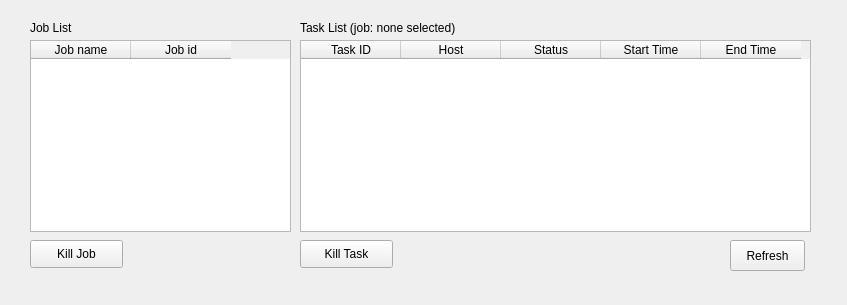
Qt form Ui_JobListTest.ui (CogswellProjectHydra/githubHydraRepo) before a commit.
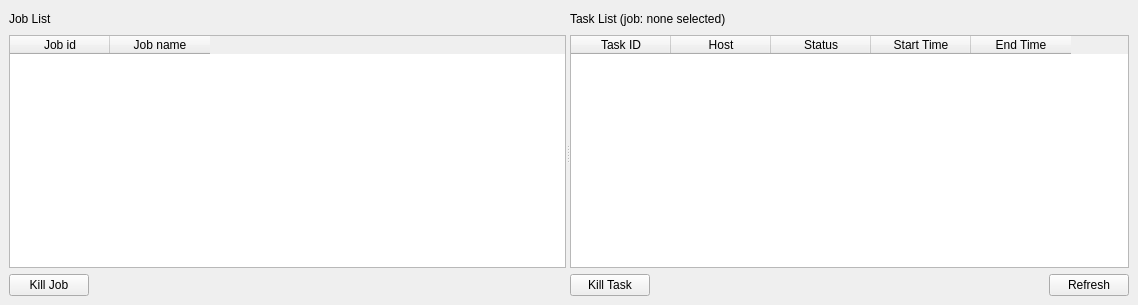
The same form after that commit.

Commit message: JobListTest refreshing job pane on init.

```diff
--- a/Ui_JobListTest.ui
+++ b/Ui_JobListTest.ui
@@ -6,7 +6,7 @@
    <rect>
     <x>0</x>
     <y>0</y>
-    <width>847</width>
+    <width>1138</width>
     <height>305</height>
    </rect>
   </property>
@@ -14,15 +14,16 @@
    <string>MainWindow</string>
   </property>
   <widget class="QWidget" name="centralwidget">
+   <layout class="QGridLayout" name="gridLayout_3">
+    <item row="0" column="0">
+     <widget class="QSplitter" name="splitter">
+      <property name="orientation">
+       <enum>Qt::Horizontal</enum>
+      </property>
+      <widget class="QWidget" name="">
+       <layout class="QGridLayout" name="gridLayout">
+        <item row="0" column="0">
    <widget class="QLabel" name="jobTableLabel">
-    <property name="geometry">
-     <rect>
-      <x>30</x>
-      <y>20</y>
-      <width>53</width>
-      <height>16</height>
-     </rect>
-    </property>
     <property name="text">
      <string>Job List</string>
     </property>
@@ -30,35 +31,83 @@
      <cstring>jobTable</cstring>
     </property>
    </widget>
+        </item>
+        <item row="0" column="1" colspan="2">
+         <spacer name="horizontalSpacer">
+          <property name="orientation">
+           <enum>Qt::Horizontal</enum>
+          </property>
+          <property name="sizeHint" stdset="0">
+           <size>
+            <width>40</width>
+            <height>20</height>
+           </size>
+          </property>
+         </spacer>
+        </item>
+        <item row="1" column="0" colspan="3">
    <widget class="QTableWidget" name="jobTable">
-    <property name="geometry">
-     <rect>
-      <x>30</x>
-      <y>40</y>
-      <width>261</width>
-      <height>192</height>
-     </rect>
-    </property>
-    <column>
-     <property name="text">
-      <string>Job name</string>
-     </property>
-    </column>
     <column>
      <property name="text">
       <string>Job id</string>
      </property>
     </column>
-   </widget>
+          <column>
+           <property name="text">
+            <string>Job name</string>
+           </property>
+          </column>
+         </widget>
+        </item>
+        <item row="2" column="0" colspan="2">
+         <widget class="QPushButton" name="killJobButton">
+          <property name="text">
+           <string>Kill Job</string>
+          </property>
+         </widget>
+        </item>
+        <item row="2" column="2">
+         <spacer name="horizontalSpacer_2">
+          <property name="orientation">
+           <enum>Qt::Horizontal</enum>
+          </property>
+          <property name="sizeHint" stdset="0">
+           <size>
+            <width>40</width>
+            <height>20</height>
+           </size>
+          </property>
+         </spacer>
+        </item>
+       </layout>
+      </widget>
+      <widget class="QWidget" name="">
+       <layout class="QGridLayout" name="gridLayout_2">
+        <item row="0" column="0" colspan="2">
+         <widget class="QLabel" name="taskTableLabel">
+          <property name="text">
+           <string>Task List (job: none selected)</string>
+          </property>
+          <property name="buddy">
+           <cstring>jobTable</cstring>
+          </property>
+         </widget>
+        </item>
+        <item row="0" column="2">
+         <spacer name="horizontalSpacer_3">
+          <property name="orientation">
+           <enum>Qt::Horizontal</enum>
+          </property>
+          <property name="sizeHint" stdset="0">
+           <size>
+            <width>40</width>
+            <height>20</height>
+           </size>
+          </property>
+         </spacer>
+        </item>
+        <item row="1" column="0" colspan="4">
    <widget class="QTableWidget" name="taskTable">
-    <property name="geometry">
-     <rect>
-      <x>300</x>
-      <y>40</y>
-      <width>511</width>
-      <height>192</height>
-     </rect>
-    </property>
     <column>
      <property name="text">
       <string>Task ID</string>
@@ -85,61 +134,39 @@
      </property>
     </column>
    </widget>
-   <widget class="QLabel" name="taskTableLabel">
-    <property name="geometry">
-     <rect>
-      <x>300</x>
-      <y>20</y>
-      <width>511</width>
-      <height>16</height>
-     </rect>
-    </property>
-    <property name="text">
-     <string>Task List (job: none selected)</string>
-    </property>
-    <property name="buddy">
-     <cstring>jobTable</cstring>
-    </property>
-   </widget>
-   <widget class="QPushButton" name="killJobButton">
-    <property name="geometry">
-     <rect>
-      <x>30</x>
-      <y>240</y>
-      <width>93</width>
-      <height>28</height>
-     </rect>
-    </property>
-    <property name="text">
-     <string>Kill Job</string>
-    </property>
-   </widget>
+        </item>
+        <item row="2" column="0">
    <widget class="QPushButton" name="killTaskButton">
-    <property name="geometry">
-     <rect>
-      <x>300</x>
-      <y>240</y>
-      <width>93</width>
-      <height>28</height>
-     </rect>
-    </property>
     <property name="text">
      <string>Kill Task</string>
     </property>
    </widget>
+        </item>
+        <item row="2" column="1">
+         <spacer name="horizontalSpacer_4">
+          <property name="orientation">
+           <enum>Qt::Horizontal</enum>
+          </property>
+          <property name="sizeHint" stdset="0">
+           <size>
+            <width>40</width>
+            <height>20</height>
+           </size>
+          </property>
+         </spacer>
+        </item>
+        <item row="2" column="3">
    <widget class="QPushButton" name="refreshButton">
-    <property name="geometry">
-     <rect>
-      <x>730</x>
-      <y>240</y>
-      <width>75</width>
-      <height>31</height>
-     </rect>
-    </property>
     <property name="text">
      <string>Refresh</string>
     </property>
    </widget>
+        </item>
+       </layout>
+      </widget>
+     </widget>
+    </item>
+   </layout>
   </widget>
  </widget>
  <resources/>
```
Lines whose indentation alone changed are shown as unchanged. The commit also changes 3 other files.
